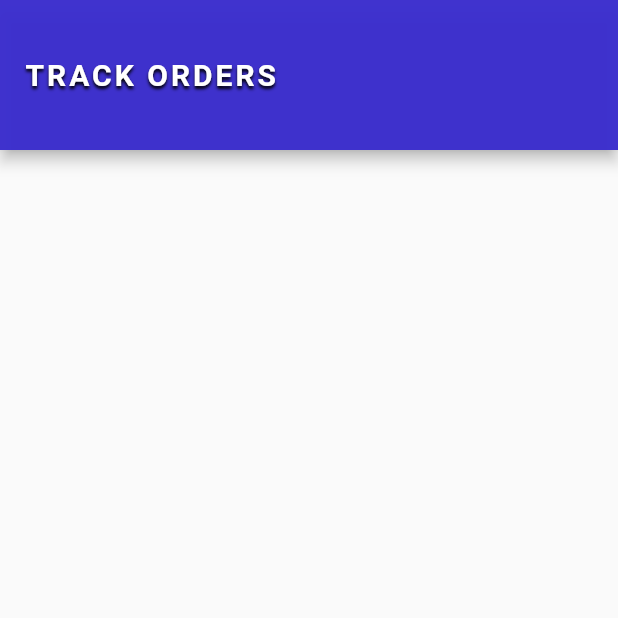
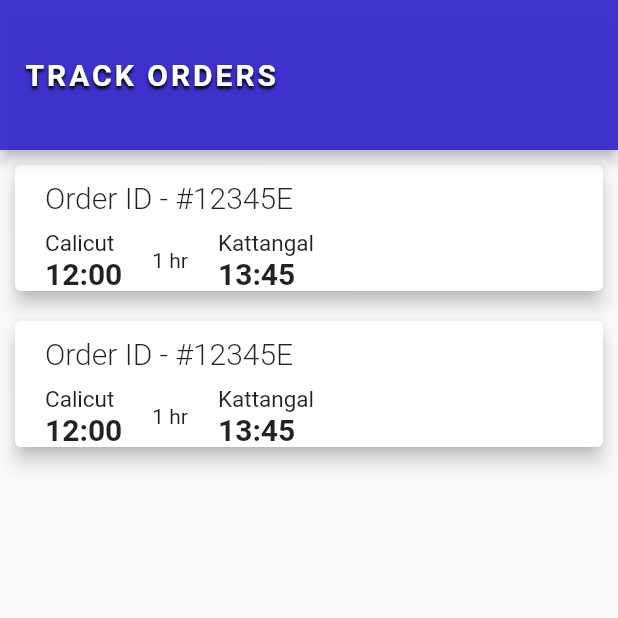
Before and after one commit to pramodhmark-1845/HyperRoute, a Flutter app: the track_orders screen opened directly, on a phone screen of 412 x 824 dp, the top half of it. Run offline on Flutter 3.47's test engine with Material 2 defaults, Android fonts, the light colour scheme and no system bars; our stand-ins replace carousel_slider, cloud_firestore, drop_shadow_image, dropdown_search, firebase_auth, firebase_core and 2 more; missing offline and left inert: dart:ffi; accounts and stored records are empty; network calls fail.

Commit message:
Responsive app

```diff
--- a/lib/pages/track_orders.dart
+++ b/lib/pages/track_orders.dart
@@ -1,4 +1,7 @@
 import 'package:flutter/material.dart';
+import 'package:hike_latest/services/get_track_buses.dart';
+
+import '../services/track_buses.dart';
 
 class track_orders extends StatefulWidget {
   @override
@@ -6,6 +9,12 @@ class track_orders extends StatefulWidget {
 }
 
 class _track_ordersState extends State<track_orders> {
+  @override
+  void initState() {
+    // TODO: implement initState
+    super.initState();
+    get_trans();
+  }
   @override
   Widget build(BuildContext context) {
     return Scaffold(
@@ -26,6 +35,11 @@ class _track_ordersState extends State<track_orders> {
         backgroundColor: Color(0xF73A2DCD),
         toolbarHeight: 100,
       ),
+      body: SingleChildScrollView(
+        child: Column(
+          children: cur_t!.map((e) => trans_card(s: e)).toList(),
+        ),
+      ),
     );
   }
 }
--- /dev/null
+++ b/lib/services/get_track_buses.dart
@@ -0,0 +1,12 @@
+import 'package:flutter/material.dart';
+import 'package:hike_latest/services/track_buses.dart';
+
+
+List<trans> cur_t = [];
+
+void get_trans()
+{
+  cur_t.add(trans(BusId:"1234", start: "Calicut",end: "Kattangal",start_time: "12:00",end_time: "13:45", TransId:"#12345E",Status:"Sender Placed Parcel",Booking_date: "12-02-23",Booking_time: "11:00"));
+  return;
+}
+// fectch data from firebase using transId
--- /dev/null
+++ b/lib/services/track_buses.dart
@@ -0,0 +1,100 @@
+import 'package:flutter/material.dart';
+
+class trans {
+  String? BusId;
+  String? start;
+  String? end;
+  String? start_time;
+  String? end_time;
+  String ? TransId;
+  String ? Status;
+  String ? Booking_date;
+  String ? Booking_time;
+  String ? price;
+  trans({this.BusId, this.start, this.end, this.start_time, this.end_time,this.TransId,this.Status,this.Booking_date,this.Booking_time,this.price});
+}
+
+class trans_card extends StatefulWidget {
+  trans s;
+  trans_card({Key? key, required this.s}) : super(key: key);
+
+  @override
+  State<trans_card> createState() => _trans_cardState();
+}
+
+class _trans_cardState extends State<trans_card> {
+  @override
+  Widget build(BuildContext context) {
+    return MediaQuery(
+      data: MediaQuery.of(context).copyWith(textScaleFactor: 1.0),
+      child: Center(
+        child: SizedBox(
+          width: MediaQuery.of(context).size.width * 1,
+          child: Card(
+            elevation: 5,
+            margin: EdgeInsets.symmetric(horizontal: 10, vertical: 10),
+            child: Column(
+              children: [
+                Container(
+                  alignment: Alignment.centerLeft,
+                  margin: EdgeInsets.fromLTRB(20, 10,0,10),
+                  child: Text(
+                    "Order ID - " + widget.s.TransId.toString(),
+                    style: TextStyle(
+                      fontWeight: FontWeight.w300,
+                      fontSize: 20,
+                    ),
+                  ),
+                ),
+                Row(
+                  children: [
+                    SizedBox(width: 20),
+                    Column(
+                      crossAxisAlignment: CrossAxisAlignment.start,
+                      children: [
+                        Text(
+                          widget.s.start.toString(),
+                          style: TextStyle(
+                            fontSize: 15,
+                          ),
+                        ),
+                        Text(
+                          widget.s.start_time.toString(),
+                          style: TextStyle(
+                            fontWeight: FontWeight.w700,
+                            fontSize: 20,
+                          ),
+                        ),
+                      ],
+                    ),
+                    Container(
+                        margin: EdgeInsets.symmetric(horizontal: 20),
+                        child: Text("1 hr")),
+                    Column(
+                      crossAxisAlignment: CrossAxisAlignment.start,
+                      children: [
+                        Text(
+                          widget.s.end.toString(),
+                          style: TextStyle(
+                            fontSize: 15,
+                          ),
+                        ),
+                        Text(
+                          widget.s.end_time.toString(),
+                          style: TextStyle(
+                            fontWeight: FontWeight.w700,
+                            fontSize: 20,
+                          ),
+                        ),
+                      ],
+                    ),
+                  ],
+                ),
+              ],
+            ),
+          ),
+        ),
+      ),
+    );
+  }
+}
```
Also changed, not shown: lib/pages/home.dart (+95 -57 lines), lib/pages/login_page.dart (+14 -11 lines), pubspec.lock.
